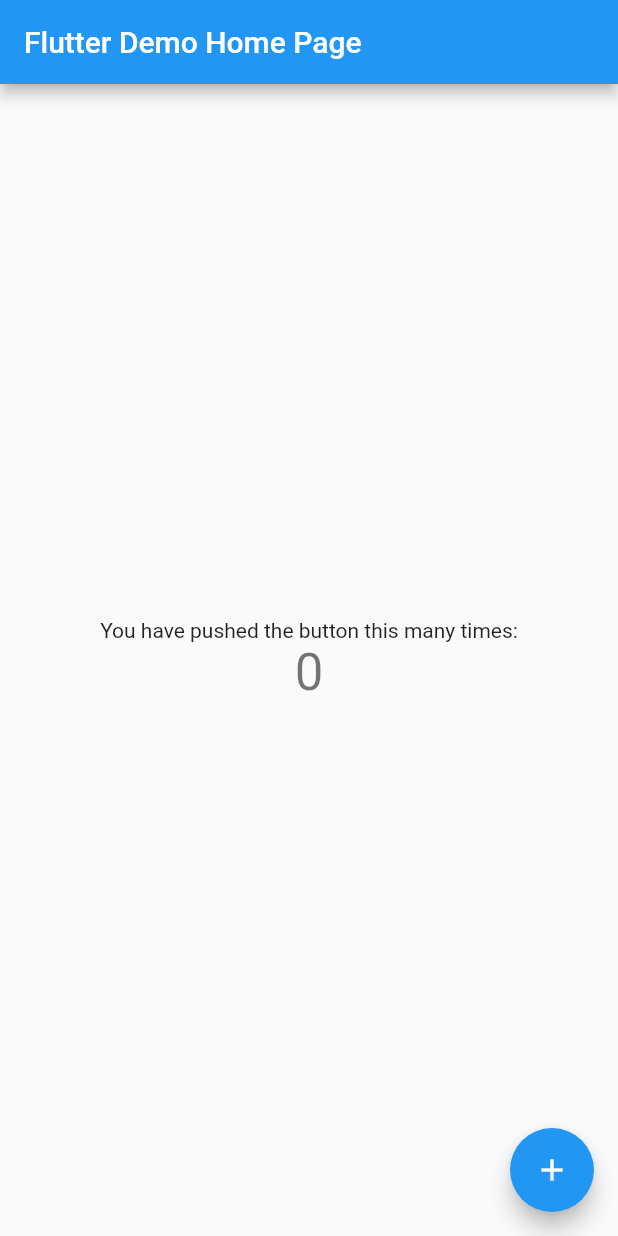
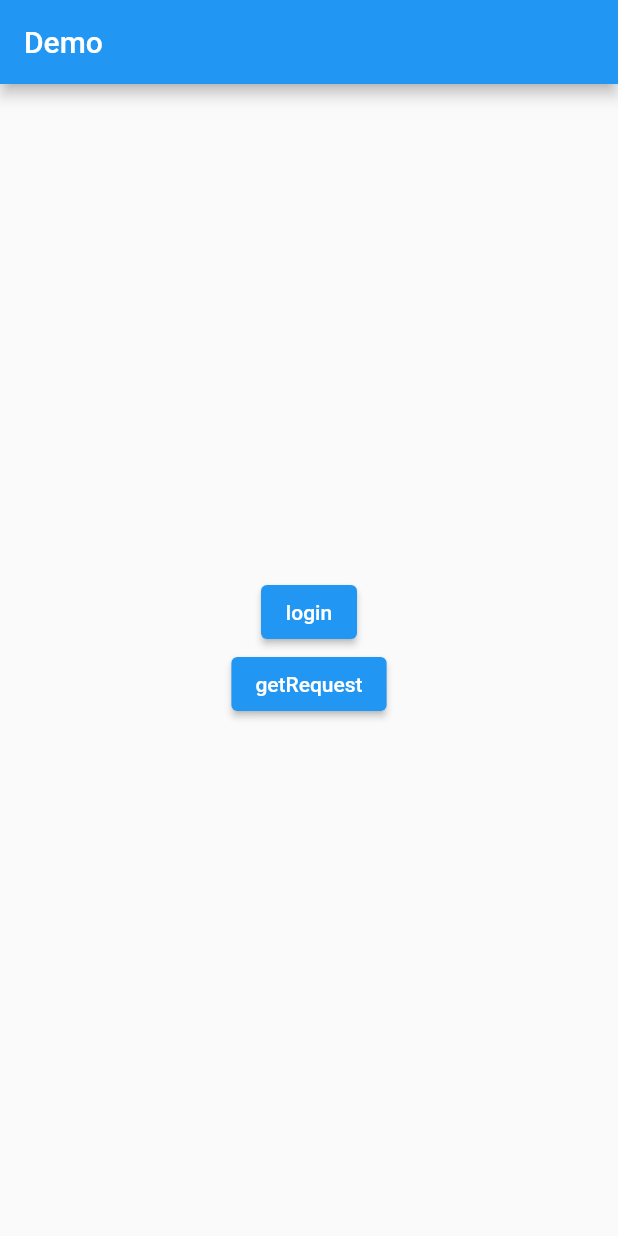
Before and after one commit to maheini/flutter_web_cookie_support, a Flutter app: the screen it shows after launch, on a phone screen of 412 x 824 dp. Run offline on Flutter 3.47's test engine with Material 2 defaults, Android fonts, the phone set to English and light mode, and no system bars.

```diff
--- a/lib/main.dart
+++ b/lib/main.dart
@@ -1,115 +1,79 @@
+import 'package:flutter/cupertino.dart';
 import 'package:flutter/material.dart';
+import 'package:http/browser_client.dart';
+import 'package:http/http.dart';
 
 void main() {
-  runApp(const MyApp());
+  runApp(MaterialApp(home: Home(),));
 }
 
-class MyApp extends StatelessWidget {
-  const MyApp({Key? key}) : super(key: key);
+class Home extends StatefulWidget {
+  Home({Key? key}) : super(key: key);
 
-  // This widget is the root of your application.
+  @override
+  _HomeState createState() => _HomeState();
+}
+
+class _HomeState extends State<Home> {
+  String text = '';
+
   @override
   Widget build(BuildContext context) {
-    return MaterialApp(
-      title: 'Flutter Demo',
-      theme: ThemeData(
-        // This is the theme of your application.
-        //
-        // Try running your application with "flutter run". You'll see the
-        // application has a blue toolbar. Then, without quitting the app, try
-        // changing the primarySwatch below to Colors.green and then invoke
-        // "hot reload" (press "r" in the console where you ran "flutter run",
-        // or simply save your changes to "hot reload" in a Flutter IDE).
-        // Notice that the counter didn't reset back to zero; the application
-        // is not restarted.
-        primarySwatch: Colors.blue,
+    return Scaffold(
+      appBar: AppBar(title: Text('Demo'),),
+      body: Center(
+        child: Column(
+          mainAxisAlignment: MainAxisAlignment.center,
+          children: [
+            ElevatedButton(
+              onPressed: () async =>
+                  login().then((value) {
+                    setState(() {
+                      text = value;
+                    });
+                  }
+                  ),
+              child: const Text('login'),
+            ),
+            ElevatedButton(
+              onPressed: () async =>
+                  getRequest().then((value) {
+                    setState(() {
+                      text = value;
+                    });
+                  }
+                  ),
+              child: const Text('getRequest'),
+            ),
+            Flexible(
+              // flex: 1,
+              child: SingleChildScrollView(
+                scrollDirection: Axis.vertical, //.horizontal
+                child: Text(text),
+              ),
+            ),
+          ],
+        ),
       ),
-      home: const MyHomePage(title: 'Flutter Demo Home Page'),
     );
   }
 }
 
-class MyHomePage extends StatefulWidget {
-  const MyHomePage({Key? key, required this.title}) : super(key: key);
+Future<String> login() async{
+  Map<String, String> loginData = {
+    'username': 'test',
+    'password': 'password'
+  };
 
-  // This widget is the home page of your application. It is stateful, meaning
-  // that it has a State object (defined below) that contains fields that affect
-  // how it looks.
+  final client = BrowserClient()..withCredentials = true;   // this is the key to store cookies onto the browser
+  Response res =  await client.post(Uri.parse('http://yourserver.com'), body: loginData);  //change url to your server url
 
-  // This class is the configuration for the state. It holds the values (in this
-  // case the title) provided by the parent (in this case the App widget) and
-  // used by the build method of the State. Fields in a Widget subclass are
-  // always marked "final".
-
-  final String title;
-
-  @override
-  State<MyHomePage> createState() => _MyHomePageState();
+  return res.body.toString();
 }
 
-class _MyHomePageState extends State<MyHomePage> {
-  int _counter = 0;
+Future<String> getRequest() async{
+  final client = BrowserClient()..withCredentials = true;   // this is the key for using the stored cookies from the browser
+  Response res =  await client.get(Uri.parse('http://yourserver.com'));   //change url to your server url
 
-  void _incrementCounter() {
-    setState(() {
-      // This call to setState tells the Flutter framework that something has
-      // changed in this State, which causes it to rerun the build method below
-      // so that the display can reflect the updated values. If we changed
-      // _counter without calling setState(), then the build method would not be
-      // called again, and so nothing would appear to happen.
-      _counter++;
-    });
-  }
-
-  @override
-  Widget build(BuildContext context) {
-    // This method is rerun every time setState is called, for instance as done
-    // by the _incrementCounter method above.
-    //
-    // The Flutter framework has been optimized to make rerunning build methods
-    // fast, so that you can just rebuild anything that needs updating rather
-    // than having to individually change instances of widgets.
-    return Scaffold(
-      appBar: AppBar(
-        // Here we take the value from the MyHomePage object that was created by
-        // the App.build method, and use it to set our appbar title.
-        title: Text(widget.title),
-      ),
-      body: Center(
-        // Center is a layout widget. It takes a single child and positions it
-        // in the middle of the parent.
-        child: Column(
-          // Column is also a layout widget. It takes a list of children and
-          // arranges them vertically. By default, it sizes itself to fit its
-          // children horizontally, and tries to be as tall as its parent.
-          //
-          // Invoke "debug painting" (press "p" in the console, choose the
-          // "Toggle Debug Paint" action from the Flutter Inspector in Android
-          // Studio, or the "Toggle Debug Paint" command in Visual Studio Code)
-          // to see the wireframe for each widget.
-          //
-          // Column has various properties to control how it sizes itself and
-          // how it positions its children. Here we use mainAxisAlignment to
-          // center the children vertically; the main axis here is the vertical
-          // axis because Columns are vertical (the cross axis would be
-          // horizontal).
-          mainAxisAlignment: MainAxisAlignment.center,
-          children: <Widget>[
-            const Text(
-              'You have pushed the button this many times:',
-            ),
-            Text(
-              '$_counter',
-              style: Theme.of(context).textTheme.headline4,
-            ),
-          ],
-        ),
-      ),
-      floatingActionButton: FloatingActionButton(
-        onPressed: _incrementCounter,
-        tooltip: 'Increment',
-        child: const Icon(Icons.add),
-      ), // This trailing comma makes auto-formatting nicer for build methods.
-    );
-  }
+  return res.body.toString();
 }
--- a/pubspec.yaml
+++ b/pubspec.yaml
@@ -27,6 +27,7 @@ environment:
 # the latest version available on pub.dev. To see which dependencies have newer
 # versions available, run `flutter pub outdated`.
 dependencies:
+  http: ^0.13.4
   flutter:
     sdk: flutter
 
```
Also changed, not shown: pubspec.lock, 1 other file.
